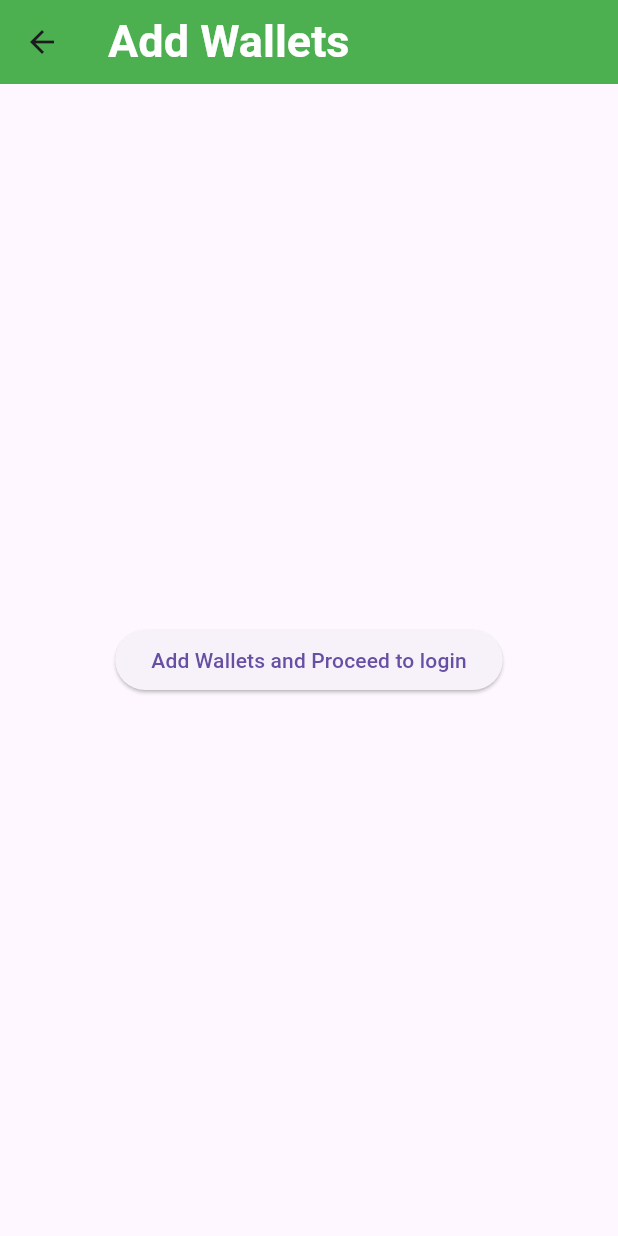
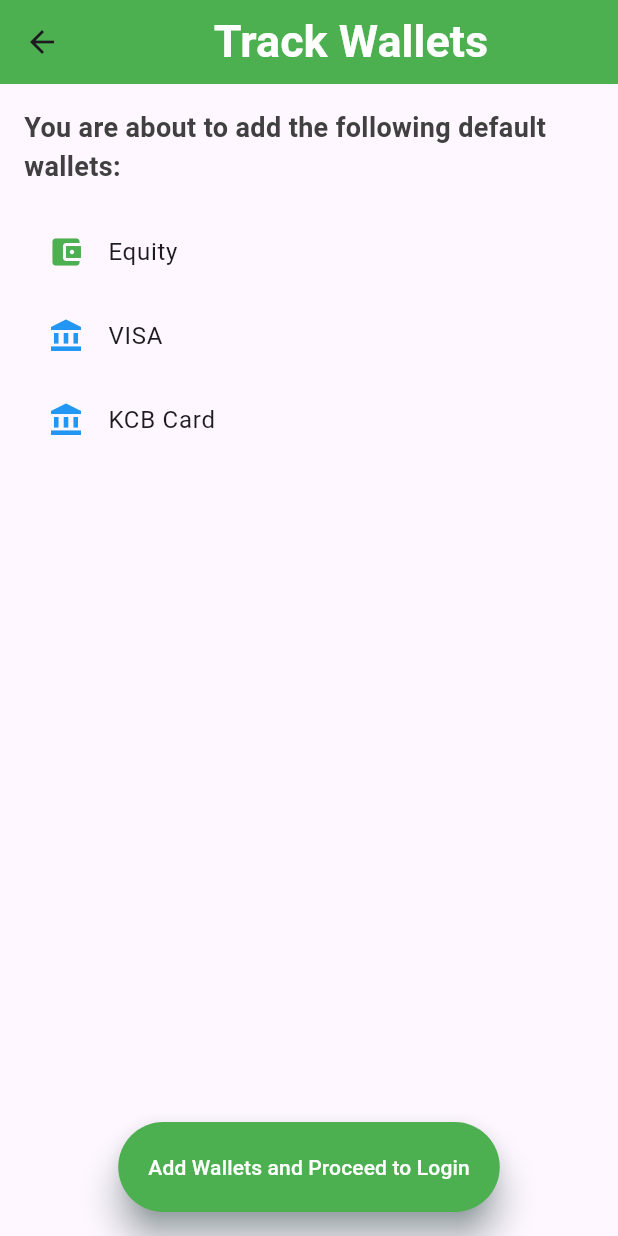
Before and after one commit to Santana-clauss/wallet-management-App, a Flutter app: the AddWallets screen opened by its route, on a phone screen of 412 x 824 dp. Run offline on Flutter 3.47's test engine with Material 3 defaults, Android fonts, the phone set to English and light mode, and no system bars; our stand-ins replace get, get_storage, google_nav_bar, shared_preferences, smooth_page_indicator; accounts and stored records are empty; network calls fail.

Commit message:
updated pages

```diff
--- a/lib/main.dart
+++ b/lib/main.dart
@@ -10,6 +10,6 @@
     initialRoute: "/",
     debugShowCheckedModeBanner: false,
     getPages: Routes.routes
-   // home: AddWallets(),
+    // home: AddWallets()
   ));
 }
--- a/lib/pages/accounts.dart
+++ b/lib/pages/accounts.dart
@@ -105,7 +105,7 @@
                   : Icon(Icons.account_balance),
               title: Text(account.title),
               subtitle:
-                  Text('Balance: \$${account.balance.toStringAsFixed(2)}'),
+                  Text('Balance: \Kshs${account.balance.toStringAsFixed(2)}'),
               trailing: account.cardNumber != null
                   ? Text(account.cardNumber.toString())
                   : null,
--- a/lib/pages/addwallets.dart
+++ b/lib/pages/addwallets.dart
@@ -1,8 +1,7 @@
-// ignore_for_file: use_build_context_synchronously, avoid_print, prefer_const_constructors
-
 import 'package:flutter/material.dart';
 import 'package:flutter_app/config/const.dart';
 import 'package:flutter_app/controllers/logincontroller.dart';
+import 'package:flutter_app/views/customButton.dart';
 import 'package:flutter_app/views/customText.dart';
 import 'package:get/get.dart';
 import 'package:get_storage/get_storage.dart';
@@ -10,29 +9,92 @@
 
 LoginController loginController = Get.put(LoginController());
 var store = GetStorage();
+
 class AddWallets extends StatelessWidget {
-  //final int userId; // User ID obtained upon login
-
-  const AddWallets({Key? key,})
-      : super(key: key);
+  const AddWallets({Key? key}) : super(key: key);
 
   @override
   Widget build(BuildContext context) {
     return Scaffold(
       appBar: AppBar(
-        title: customText(label: "Add Wallets",labelColor: appWhiteColor,fontSize: 30,),
+        title: Center(
+          child: customText(
+            label: "Track Wallets",
+            labelColor: appWhiteColor,
+            fontSize: 30,
+          ),
+        ),
         backgroundColor: Colors.green,
       ),
-      body: Center(
-        child: ElevatedButton(
-          onPressed: () {
-            addAllWallets();
-          },
-          child: Text('Add Wallets and Proceed to login'),
+      body: Padding(
+        padding: const EdgeInsets.all(16.0),
+        child: Column(
+          crossAxisAlignment: CrossAxisAlignment.start,
+          children: [
+            customText(
+              label: "You are about to add the following default wallets:",
+              fontSize: 18,
+            ),
+            SizedBox(height: 16),
+            Expanded(
+              child: ListView(
+                children: [
+                  _buildWalletItem(
+                      name: "Equity",
+                      icon: Icons.account_balance_wallet,
+                      color: Colors.green),
+                  _buildWalletItem(
+                      name: "VISA",
+                      icon: Icons.account_balance,
+                      color: Colors.blue),
+                  _buildWalletItem(
+                      name: "KCB Card",
+                      icon: Icons.account_balance,
+                      color: Colors.blue),
+                ],
+              ),
+            ),
+            SizedBox(height: 16),
+            Center(
+              child: ElevatedButton(
+                style: ElevatedButton.styleFrom(
+                  backgroundColor:greenColor,
+                  foregroundColor: appWhiteColor,
+                  elevation: 10,
+                  padding: const EdgeInsets.all(20),
+                  shadowColor: primaryColor,),
+                onPressed: () {
+                  addAllWallets();
+                },
+                child: Text('Add Wallets and Proceed to Login'),
+              ),
+
+            ),
+            // GestureDetector(
+            //   onTap: () {
+            //     addAllWallets();
+            //   },
+            //   child: customButton(buttonLabel:
+            //   "Add Wallets and Proceed to Login",
+            //   ),
+            // )
+          ],
         ),
       ),
     );
   }
+
+  Widget _buildWalletItem(
+      {required String name, required IconData icon, required Color color}) {
+    return ListTile(
+      leading: Icon(
+        icon,
+        color: color,
+      ),
+      title: Text(name),
+    );
+  }
+
 
   Future<void> addAllWallets() async {
     try {
@@ -48,11 +110,9 @@
         Get.offAndToNamed('/login');
       } else {
         print('Failed to add wallets: ${response.reasonPhrase}');
-
       }
     } catch (error) {
       print('Error adding wallets: $error');
-
     }
   }
 }
--- a/lib/pages/login.dart
+++ b/lib/pages/login.dart
@@ -1,4 +1,4 @@
-// ignore_for_file: unused_local_variable, must_be_immutable, avoid_print
+// ignore_for_file: unused_local_variable, must_be_immutable, avoid_print, prefer_const_constructors
 
 import 'dart:convert';
 import 'package:flutter/material.dart';
--- a/lib/pages/transactions.dart
+++ b/lib/pages/transactions.dart
@@ -61,7 +61,7 @@
                           ),
                           SizedBox(height: 4),
                           Text(
-                            'Amount: \$${transaction.amount.toStringAsFixed(2)}',
+                            'Amount: \Kshs${transaction.amount.toStringAsFixed(2)}',
                             style: TextStyle(fontSize: 15),
                           ),
                           SizedBox(height: 4),
--- a/lib/pages/updateprofile.dart
+++ b/lib/pages/updateprofile.dart
@@ -2,9 +2,11 @@
 import 'package:flutter/material.dart';
 import 'package:flutter_app/controllers/logincontroller.dart';
 import 'package:get/get.dart';
+import 'package:get_storage/get_storage.dart';
 import 'package:http/http.dart' as http;
 
 LoginController loginController = Get.put(LoginController());
+final store = GetStorage();
 class UpdateProfile extends StatefulWidget {
   final int userId;
 
@@ -41,9 +43,10 @@
 
   Future<void> fetchUserDetails() async {
     try {
+      final userId = store.read("userid") ?? "default_user_id";
       final response = await http.get(
         Uri.parse(
-          'https://sanerylgloann.co.ke/wallet_app/profile.php?user_id=${widget.userId}',
+          'https://sanerylgloann.co.ke/wallet_app/profile.php?user_id=$userId',
         ),
       );
 
```
Also changed, not shown: lib/pages/deposit.dart (+15 -1 lines), lib/pages/home.dart (+10 -8 lines), lib/pages/reports.dart (+20 -41 lines).
